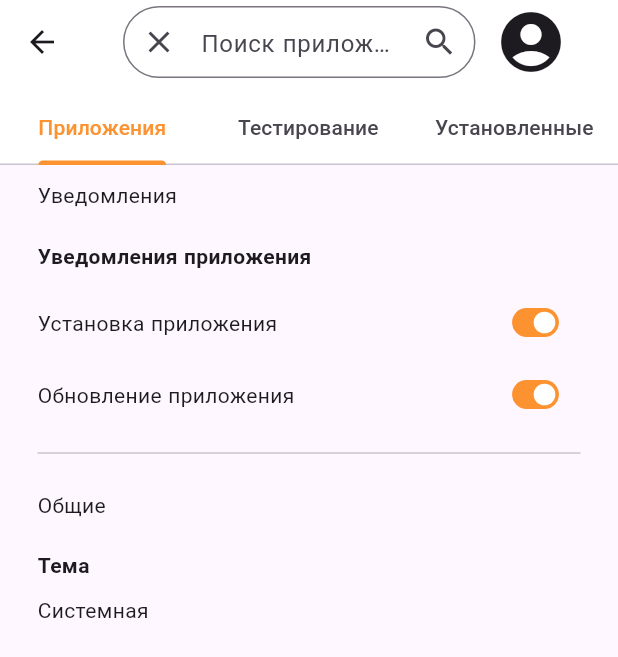
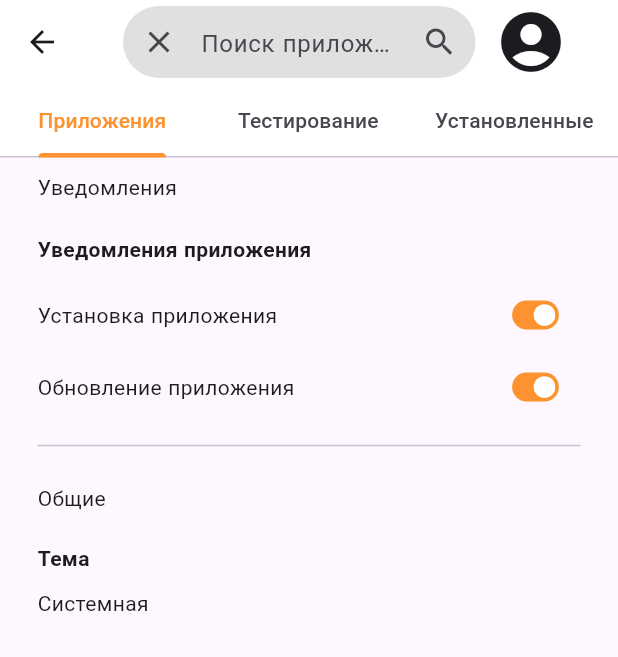
Before and after one commit to ValletOr/Ebin_flutter_app, a Flutter app: the SettingsPage screen opened directly, on a phone screen of 412 x 824 dp. Shown: the top 657 px of the screen. Run offline on Flutter 3.47's test engine with Material 3 defaults, Android fonts, the phone set to English and light mode, and no system bars; our stand-ins replace firebase_auth, flutter_spinkit, go_router, infinite_carousel, plugin_platform_interface; accounts and stored records are empty; network calls fail.

Commit message:
Multiple visual fixes Routing fix complete

```diff
--- a/lib/main.dart
+++ b/lib/main.dart
@@ -1,5 +1,8 @@
 // import 'package:dio/dio.dart';
+
 import 'package:enplus_market/pages/commonAppBar.dart';
+import 'package:enplus_market/pages/profile.dart';
+import 'package:enplus_market/pages/settings.dart';
 import 'package:flutter/material.dart';
 import 'package:go_router/go_router.dart';
 import 'package:path_provider/path_provider.dart';
@@ -17,58 +20,6 @@ void main() => runApp(new MyApp());
 
 class MyApp extends StatelessWidget {
   MyApp({super.key});
-
-  // Placeholder data Lists
-
-  /*
-  final List<CardModel> cards = [
-    CardModel(
-      id: '1',
-      Status: 'UnInstalled',
-      Name: 'En+ Binding: App For Best Сybersportsmens',
-      Description: 'Lorem ipsum dolor sit amet consectetur. Nisi pretium quam et vel imperdiet lorem. In adipiscing elit enim pellentesque id malesuada eleifend viverra.\n Mi nibh lectus in massa dis tristique egestas quam lectus. Sed tellus nibh egestas facilisis massa velit dolor ultrices.\n In enim venenatis mi tempus porta nunc massa dictum. Aliquet tincidunt dui pharetra lobortis. Nisl magna id eu interdum suscipit aliquam. Ac placerat proin elementum placerat et erat massa massa. In neque proin duis urna in sociis mauris a maecenas. Et felis amet posuere etiam lacinia in mattis. Orci morbi sapien in neque massa. Sit condimentum tristique ut eu ornare. Erat amet faucibus egestas amet leo felis elementum cras. Dolor neque aliquam diam cursus. Elementum et cum purus elit maecenas amet duis sed. Orci massa tincidunt non vel pellentesque dolor et.\n Dictum nec ut sit faucibus scelerisque. Id vel vulputate ipsum pharetra auctor praesent in urna. Ac elementum tristique ultrices sit dui a consequat consectetur adipiscing.\n Et felis amet posuere etiam lacinia in mattis. Orci morbi sapien in neque massa. Sit condimentum tristique ut eu ornare. Erat amet faucibus egestas amet leo felis elementum cras. Dolor neque aliquam diam cursus. Elementum et cum purus elit maecenas amet duis sed. Orci massa tincidunt non vel pellentesque dolor et. ',
-      Developer: 'Developer 1',
-      MinIos: 'iOS 10',
-      MinAndroid: 'Android 8',
-      IconFile: 'assets/img/log.png',
-      ImagesFiles: ['assets/img/log.png', 'assets/img/1.jpg', 'assets/img/2.jpg', 'assets/img/3.jpg'],
-      Version: '1.0',
-      ApkFile: 'app1.apk',
-      TestFlight: 'TestFlight link for App 1',
-      Companies: 'Company 1',
-    ),
-    CardModel(
-      id: '2',
-      Status: 'Installed',
-      Name: 'App 2',
-      Description: 'Lorem ipsum dolor sit amet consectetur. Nisi pretium quam et vel imperdiet lorem. In adipiscing elit enim pellentesque id malesuada eleifend viverra.Mi nibh lectus in massa dis tristique egestas quam lectus. Sed tellus nibh egestas facilisis massa velit dolor ultrices.In enim venenatis mi tempus porta nunc massa dictum. Aliquet tincidunt dui pharetra lobortis. Nisl magna id eu interdum suscipit aliquam. Ac placerat proin elementum placerat et erat massa massa. In neque proin duis urna in sociis mauris a maecenas. Et felis amet posuere etiam lacinia in mattis. Orci morbi sapien in neque massa. Sit condimentum tristique ut eu ornare. Erat amet faucibus egestas amet leo felis elementum cras. Dolor neque aliquam diam cursus. Elementum et cum purus elit maecenas amet duis sed. Orci massa tincidunt non vel pellentesque dolor et.Dictum nec ut sit faucibus scelerisque. Id vel vulputate ipsum pharetra auctor praesent in urna. Ac elementum tristique ultrices sit dui a consequat consectetur adipiscing.Et felis amet posuere etiam lacinia in mattis. Orci morbi sapien in neque massa. Sit condimentum tristique ut eu ornare. Erat amet faucibus egestas amet leo felis elementum cras. Dolor neque aliquam diam cursus. Elementum et cum purus elit maecenas amet duis sed. Orci massa tincidunt non vel pellentesque dolor et. ',
-      Developer: 'Developer 2',
-      MinIos: 'iOS 11',
-      MinAndroid: 'Android 9',
-      IconFile: 'assets/img/1.jpg',
-      ImagesFiles: ['image1_app_2.png', 'image2_app_2.png'],
-      Version: '2.0',
-      ApkFile: 'app2.apk',
-      TestFlight: 'TestFlight link for App 2',
-      Companies: 'Company 2',
-    ),
-    CardModel(
-      id: '3',
-      Status: 'Type 3',
-      Name: 'Business Plan 3',
-      Description: 'Lorem ipsum dolor sit amet consectetur. Nisi pretium quam et vel imperdiet lorem. In adipiscing elit enim pellentesque id malesuada eleifend viverra.Mi nibh lectus in massa dis tristique egestas quam lectus. Sed tellus nibh egestas facilisis massa velit dolor ultrices.In enim venenatis mi tempus porta nunc massa dictum. Aliquet tincidunt dui pharetra lobortis. Nisl magna id eu interdum suscipit aliquam. Ac placerat proin elementum placerat et erat massa massa. In neque proin duis urna in sociis mauris a maecenas. Et felis amet posuere etiam lacinia in mattis. Orci morbi sapien in neque massa. Sit condimentum tristique ut eu ornare. Erat amet faucibus egestas amet leo felis elementum cras. Dolor neque aliquam diam cursus. Elementum et cum purus elit maecenas amet duis sed. Orci massa tincidunt non vel pellentesque dolor et.Dictum nec ut sit faucibus scelerisque. Id vel vulputate ipsum pharetra auctor praesent in urna. Ac elementum tristique ultrices sit dui a consequat consectetur adipiscing.Et felis amet posuere etiam lacinia in mattis. Orci morbi sapien in neque massa. Sit condimentum tristique ut eu ornare. Erat amet faucibus egestas amet leo felis elementum cras. Dolor neque aliquam diam cursus. Elementum et cum purus elit maecenas amet duis sed. Orci massa tincidunt non vel pellentesque dolor et. ',
-      Developer: 'Author 3',
-      MinIos: 'pdf_link_3',
-      MinAndroid: 'photo_link_3',
-      IconFile: 'check_3',
-      ImagesFiles: ['sad', 'sadsad'],
-      Version: 'amount_3',
-      ApkFile: 'link_3',
-      TestFlight: 'Address 3',
-      Companies: 'Number 3',
-    ),
-  ];
-  */
 
   // Router
 
@@ -102,8 +53,19 @@ class MyApp extends StatelessWidget {
                   builder: (context, state) {
                     final int id = int.parse(state.pathParameters['appId']!);
                     return appCard(appId: id);
-                    }
-                ),
+                  }),
+              GoRoute(
+                  path: "profile",
+                  name: "profile",
+                  builder: (context, state) {
+                    return Profile();
+                  }),
+              GoRoute(
+                  path: "settings",
+                  name: "settings",
+                  builder: (context, state) {
+                    return SettingsPage();
+                  }),
             ],
           ),
         ],
--- a/lib/pages/commonAppBar.dart
+++ b/lib/pages/commonAppBar.dart
@@ -1,23 +1,27 @@
+import 'dart:ui';
+
 import 'package:flutter/cupertino.dart';
 import 'package:flutter/material.dart';
 import 'package:flutter/widgets.dart';
-import 'profile.dart';
-import 'settings.dart';
+import 'package:go_router/go_router.dart';
 
 class CommonAppBar extends StatelessWidget implements PreferredSizeWidget {
   final TextEditingController _searchController = TextEditingController();
 
   @override
   //Size get preferredSize => Size.fromHeight(AppBar().preferredSize.height);
-  Size get preferredSize => const Size.fromHeight(110);
+  Size get preferredSize => const Size.fromHeight(105);
 
   @override
   Widget build(BuildContext context) {
     return AppBar(
       backgroundColor: Colors.white,
       surfaceTintColor: Colors.white,
-      bottom: const TabBar(
-        tabs: [
+      bottom: TabBar(
+
+        onTap: (tabIndex) {
+        },
+        tabs: const [
           Tab(text: "Приложения"),
           Tab(text: "Тестирование"),
           Tab(text: "Установленные"),
@@ -32,8 +36,10 @@ class CommonAppBar extends StatelessWidget implements PreferredSizeWidget {
               child: TextField(
                 controller: _searchController,
                 decoration: InputDecoration(
+                  filled: true,
+                  fillColor: Colors.black12,
                   hintText: 'Поиск приложения',
-                  contentPadding: const EdgeInsets.all(5.0),
+                  contentPadding: const EdgeInsets.all(0.0),
                   prefixIcon: IconButton(
                     icon: const Icon(Icons.clear),
                     onPressed: () => _searchController.clear(),
@@ -41,10 +47,11 @@ class CommonAppBar extends StatelessWidget implements PreferredSizeWidget {
                   suffixIcon: IconButton(
                     icon: const Icon(Icons.search),
                     onPressed: () {
-// Perform the search here
+                          // Perform the search here
                     },
                   ),
                   border: OutlineInputBorder(
+                    borderSide: BorderSide.none,
                     borderRadius: BorderRadius.circular(48.0),
                   ),
                 ),
@@ -88,19 +95,9 @@ class _PopupMenuState extends State<PopupMenu> {
           selectedItem = item;
           switch (selectedItem) {
             case PopupItem.profileItem:
-              Navigator.push(
-                context,
-                MaterialPageRoute(
-                  builder: (context) => Profile(),
-                ),
-              );
+              context.go("/main/profile");
             case PopupItem.settingsItem:
-              Navigator.push(
-                context,
-                MaterialPageRoute(
-                  builder: (context) => SettingsPage(),
-                ),
-              );
+              context.go("/main/settings");
             default:
             //idk?
           }
--- a/lib/pages/enmarket.dart
+++ b/lib/pages/enmarket.dart
@@ -80,7 +80,7 @@ class _EnMarketState extends State<EnMarket> {
                           //     builder: (context) => appCard(appId: apps[index].id),
                           //   ),
                           // );
-                          context.push('/main/appCard/${apps[index].id}');
+                          context.go('/main/appCard/${apps[index].id}');
                         },
                         child: Card(
                           surfaceTintColor: Colors.white,
--- a/lib/pages/reviewApp.dart
+++ b/lib/pages/reviewApp.dart
@@ -18,6 +18,7 @@ class _reviewAppState extends State<reviewApp> {
   Widget build(BuildContext context) {
     return Scaffold(
       appBar: AppBar(
+        surfaceTintColor: Colors.white,
         backgroundColor: Colors.white,
         title: Row(
           children: [
--- a/lib/pages/updatesApp.dart
+++ b/lib/pages/updatesApp.dart
@@ -9,6 +9,7 @@ class UpdatesApp extends StatelessWidget {
   Widget build(BuildContext context) {
     return Scaffold(
       appBar: AppBar(
+        surfaceTintColor: Colors.white,
         backgroundColor: Colors.white,
         title: Row(
           children: [
```
Also changed, not shown: lib/pages/aboutApp.dart (+11 -6 lines). Lines whose indentation alone changed are shown as unchanged.
